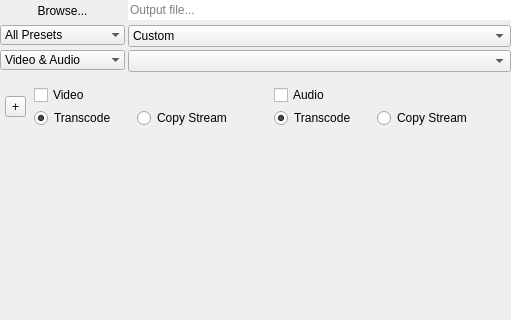
Before: the Qt Designer form src/UI/outputwidget.ui in RxLaboratory/DuME, drawn with Qt 5; both pictures show x 0 to 511 and y 0 to 320 of the 511 by 494 pixel window.
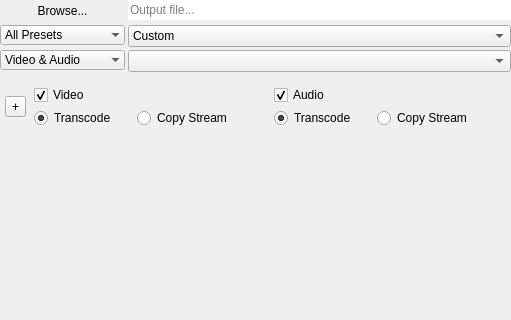
After: the same form once the commit is applied.

```diff
--- a/src/UI/outputwidget.ui
+++ b/src/UI/outputwidget.ui
@@ -255,6 +255,9 @@
           <property name="text">
            <string>Video</string>
           </property>
+          <property name="checked">
+           <bool>true</bool>
+          </property>
          </widget>
         </item>
         <item>
@@ -325,6 +328,9 @@
           <property name="text">
            <string>Audio</string>
           </property>
+          <property name="checked">
+           <bool>true</bool>
+          </property>
          </widget>
         </item>
         <item>
```
Left out of the diff: 6 changed lines with no effect on the pictures.
